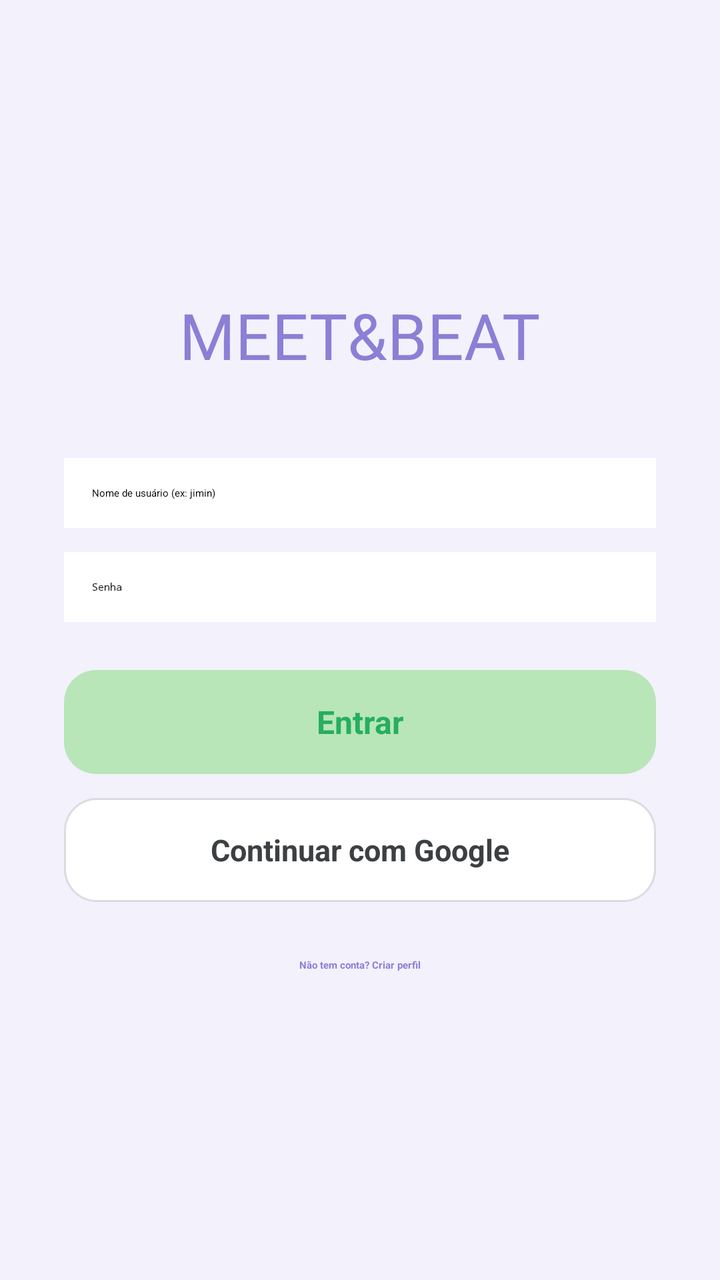
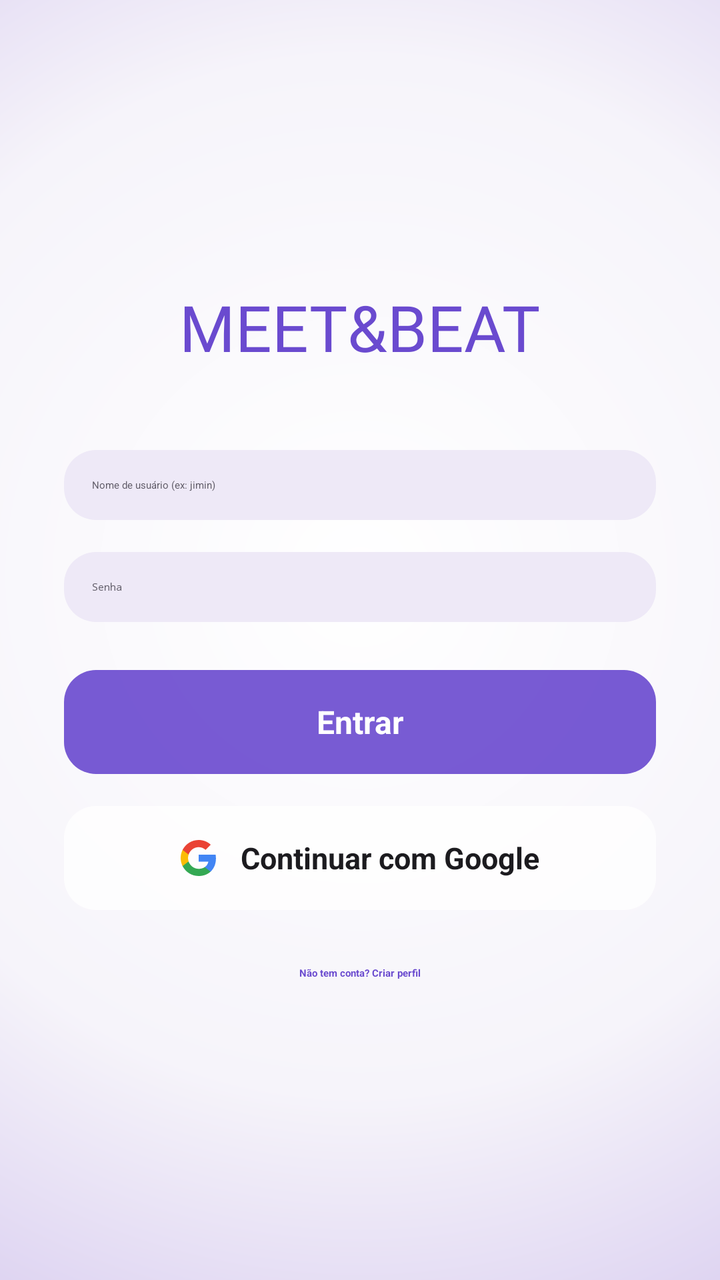

An Android layout rendered at two revisions. The XML below is the earlier revision; the diff shows what the commit changed to produce the second picture.
<!-- AndroidManifest.xml: activity theme Theme.MeetBeat.Splash -->
<!-- res/layout/activity_login.xml -->
<?xml version="1.0" encoding="utf-8"?>
<LinearLayout xmlns:android="http://schemas.android.com/apk/res/android"
    android:layout_width="match_parent"
    android:layout_height="match_parent"
    android:orientation="vertical"
    android:gravity="center"
    android:background="@color/purple_light"
    android:padding="32dp">

    <TextView
        android:layout_width="wrap_content"
        android:layout_height="wrap_content"
        android:text="MEET&amp;BEAT"
        android:textColor="@color/purple_primary"
        android:textSize="32sp"
        android:fontFamily="@font/antonio_bold"
        android:layout_marginBottom="40dp" />

    <EditText
        android:id="@+id/editNomeLogin"
        android:layout_width="match_parent"
        android:layout_height="wrap_content"
        android:background="@color/card_background"
        android:padding="14dp"
        android:hint="Nome de usuário (ex: jimin)" />

    <EditText
        android:id="@+id/editSenhaLogin"
        android:layout_width="match_parent"
        android:layout_height="wrap_content"
        android:background="@color/card_background"
        android:padding="14dp"
        android:layout_marginTop="12dp"
        android:hint="Senha"
        android:inputType="textPassword" />

    <TextView
        android:id="@+id/btnEntrar"
        android:layout_width="match_parent"
        android:layout_height="52dp"
        android:layout_marginTop="24dp"
        android:background="@drawable/bg_button_accept"
        android:gravity="center"
        android:text="Entrar"
        android:textColor="#27AE60"
        android:textStyle="bold"
        android:textSize="16sp"
        android:clickable="true"
        android:focusable="true" />

    <TextView
        android:id="@+id/btnLoginGoogle"
        android:layout_width="match_parent"
        android:layout_height="52dp"
        android:layout_marginTop="12dp"
        android:background="@drawable/bg_button_google"
        android:gravity="center"
        android:text="Continuar com Google"
        android:textColor="#3C4043"
        android:textStyle="bold"
        android:textSize="15sp"
        android:clickable="true"
        android:focusable="true" />

    <TextView
        android:id="@+id/btnIrParaCadastro"
        android:layout_width="wrap_content"
        android:layout_height="wrap_content"
        android:layout_marginTop="20dp"
        android:text="Não tem conta? Criar perfil"
        android:textColor="@color/purple_primary"
        android:textStyle="bold"
        android:padding="8dp"
        android:clickable="true"
        android:focusable="true" />

</LinearLayout>
<!-- resources referenced by this layout -->
<resources>
  <color name="card_background">#FFFFFF</color>
  <color name="purple_light">#F3F1FB</color>
  <color name="purple_primary">#8B7FD6</color>
  <!-- drawable bg_button_accept (drawable) -->
  <?xml version="1.0" encoding="utf-8"?>
  <shape xmlns:android="http://schemas.android.com/apk/res/android"
      android:shape="rectangle">
      <solid android:color="@color/accept_green" />
      <corners android:radius="16dp" />
  </shape>
  <!-- drawable bg_button_google (drawable) -->
  <?xml version="1.0" encoding="utf-8"?>
  <shape xmlns:android="http://schemas.android.com/apk/res/android"
      android:shape="rectangle">
      <solid android:color="#FFFFFF" />
      <stroke android:width="1dp" android:color="#DADCE0" />
      <corners android:radius="16dp" />
  </shape>
  <style name="Theme.MeetBeat.Splash" parent="Theme.SplashScreen">
          <item name="windowSplashScreenBackground">@color/purple_light</item>
          <item name="windowSplashScreenAnimatedIcon">@drawable/ic_mic_logo</item>
          <item name="postSplashScreenTheme">@style/Theme.MeetBeat</item>
      </style>
  <color name="accept_green">#B8E6B8</color>
  <!-- drawable ic_mic_logo: vector/xml drawable (drawable, 6022 chars, omitted) -->
  <style name="Theme.MeetBeat" parent="Base.Theme.MeetBeat" />
  <style name="Base.Theme.MeetBeat" parent="Theme.Material3.DayNight.NoActionBar">
          
          
      </style>
</resources>

<!-- the commit's change to res/layout/activity_login.xml (unified diff, before → after) -->
@@ -4,7 +4,9 @@
     android:layout_height="match_parent"
     android:orientation="vertical"
     android:gravity="center"
-    android:background="@color/purple_light"
+    android:background="@drawable/bg_gradient_login"
+    android:clipChildren="false"
+    android:clipToPadding="false"
     android:padding="32dp">
 
     <TextView
@@ -20,7 +22,10 @@
         android:id="@+id/editNomeLogin"
         android:layout_width="match_parent"
         android:layout_height="wrap_content"
-        android:background="@color/card_background"
+        android:background="@drawable/bg_input_field"
+        android:elevation="2dp"
+        android:textColor="@color/text_dark"
+        android:textColorHint="@color/text_gray"
         android:padding="14dp"
         android:hint="Nome de usuário (ex: jimin)" />
 
@@ -28,9 +33,12 @@
         android:id="@+id/editSenhaLogin"
         android:layout_width="match_parent"
         android:layout_height="wrap_content"
-        android:background="@color/card_background"
+        android:background="@drawable/bg_input_field"
+        android:elevation="2dp"
+        android:textColor="@color/text_dark"
+        android:textColorHint="@color/text_gray"
         android:padding="14dp"
-        android:layout_marginTop="12dp"
+        android:layout_marginTop="16dp"
         android:hint="Senha"
         android:inputType="textPassword" />
 
@@ -40,27 +48,42 @@
         android:layout_height="52dp"
         android:layout_marginTop="24dp"
         android:background="@drawable/bg_button_accept"
+        android:elevation="4dp"
         android:gravity="center"
         android:text="Entrar"
-        android:textColor="#27AE60"
+        android:textColor="@color/vidro_conteudo_claro"
         android:textStyle="bold"
         android:textSize="16sp"
         android:clickable="true"
         android:focusable="true" />
 
-    <TextView
+    <LinearLayout
         android:id="@+id/btnLoginGoogle"
         android:layout_width="match_parent"
         android:layout_height="52dp"
-        android:layout_marginTop="12dp"
+        android:layout_marginTop="16dp"
         android:background="@drawable/bg_button_google"
+        android:elevation="4dp"
+        android:orientation="horizontal"
         android:gravity="center"
-        android:text="Continuar com Google"
-        android:textColor="#3C4043"
-        android:textStyle="bold"
-        android:textSize="15sp"
         android:clickable="true"
-        android:focusable="true" />
+        android:focusable="true">
+
+        <ImageView
+            android:layout_width="18dp"
+            android:layout_height="18dp"
+            android:src="@drawable/ic_google_logo" />
+
+        <TextView
+            android:layout_width="wrap_content"
+            android:layout_height="wrap_content"
+            android:layout_marginStart="12dp"
+            android:text="Continuar com Google"
+            android:textColor="@color/text_dark"
+            android:textStyle="bold"
+            android:textSize="15sp" />
+
+    </LinearLayout>
 
     <TextView
         android:id="@+id/btnIrParaCadastro"
<!-- resource entries referenced after the edit -->
@@ -1,29 +1,75 @@
 <!-- resources referenced by this layout -->
 <resources>
-  <color name="card_background">#FFFFFF</color>
-  <color name="purple_light">#F3F1FB</color>
-  <color name="purple_primary">#8B7FD6</color>
+  <color name="card_background">#EEE9F7</color>
+  <color name="purple_light">#F6F4FA</color>
+  <color name="purple_primary">#6A4ACF</color>
+  <color name="text_dark">#1C1B1F</color>
+  <color name="text_gray">#5E5A66</color>
+  <color name="vidro_conteudo_claro">#FFFFFFFF</color>
   <!-- drawable bg_button_accept (drawable) -->
   <?xml version="1.0" encoding="utf-8"?>
   <shape xmlns:android="http://schemas.android.com/apk/res/android"
       android:shape="rectangle">
-      <solid android:color="@color/accept_green" />
+      <solid android:color="@color/vidro_fundo_intenso" />
       <corners android:radius="16dp" />
   </shape>
   <!-- drawable bg_button_google (drawable) -->
   <?xml version="1.0" encoding="utf-8"?>
   <shape xmlns:android="http://schemas.android.com/apk/res/android"
       android:shape="rectangle">
-      <solid android:color="#FFFFFF" />
-      <stroke android:width="1dp" android:color="#DADCE0" />
+      <solid android:color="@color/vidro_fundo" />
       <corners android:radius="16dp" />
   </shape>
+  <!-- drawable bg_gradient_login (drawable) -->
+  <?xml version="1.0" encoding="utf-8"?>
+  <shape xmlns:android="http://schemas.android.com/apk/res/android"
+      android:shape="rectangle">
+      <gradient
+          android:type="radial"
+          android:gradientRadius="520dp"
+          android:centerX="0.5"
+          android:centerY="0.45"
+          android:startColor="@color/gradiente_login_centro"
+          android:centerColor="@color/gradiente_login_meio"
+          android:endColor="@color/gradiente_login_borda" />
+  </shape>
+  <!-- drawable bg_input_field (drawable) -->
+  <?xml version="1.0" encoding="utf-8"?>
+  <shape xmlns:android="http://schemas.android.com/apk/res/android"
+      android:shape="rectangle">
+      <solid android:color="@color/card_background" />
+      <corners android:radius="16dp" />
+  </shape>
+  <!-- drawable ic_google_logo (drawable) -->
+  <?xml version="1.0" encoding="utf-8"?>
+  <vector xmlns:android="http://schemas.android.com/apk/res/android"
+      android:width="18dp"
+      android:height="18dp"
+      android:viewportWidth="18"
+      android:viewportHeight="18">
+      <path
+          android:fillColor="#4285F4"
+          android:pathData="M17.64,9.2045c0,-0.6382 -0.0573,-1.2518 -0.1646,-1.8409H9v3.4818h4.8436c-0.2086,1.125 -0.8427,2.0782 -1.7964,2.7159v2.2582h2.9082c1.7018,-1.5673 2.6836,-3.8741 2.6836,-6.615z" />
+      <path
+          android:fillColor="#34A853"
+          android:pathData="M9,18c2.43,0 4.4673,-0.8059 5.9564,-2.1818l-2.9082,-2.2582c-0.8059,0.54 -1.8373,0.8591 -3.0482,0.8591 -2.3441,0 -4.3282,-1.5832 -5.0364,-3.7091H0.9573v2.3318C2.4382,15.9832 5.4818,18 9,18z" />
+      <path
+          android:fillColor="#FBBC05"
+          android:pathData="M3.9636,10.71c-0.18,-0.54 -0.2809,-1.1168 -0.2809,-1.71s0.1009,-1.17 0.2809,-1.71V4.9582H0.9573C0.3477,6.1732 0,7.5477 0,9s0.3477,2.8268 0.9573,4.0418z" />
+      <path
+          android:fillColor="#EA4335"
+          android:pathData="M9,3.5795c1.3214,0 2.5077,0.4541 3.4405,1.3459l2.5818,-2.5818C13.4632,0.8918 11.4259,0 9,0 5.4818,0 2.4382,2.0168 0.9573,4.9582L3.9636,7.29C4.6718,5.1641 6.6559,3.5795 9,3.5795z" />
+  </vector>
   <style name="Theme.MeetBeat.Splash" parent="Theme.SplashScreen">
           <item name="windowSplashScreenBackground">@color/purple_light</item>
           <item name="windowSplashScreenAnimatedIcon">@drawable/ic_mic_logo</item>
           <item name="postSplashScreenTheme">@style/Theme.MeetBeat</item>
       </style>
-  <color name="accept_green">#B8E6B8</color>
+  <color name="vidro_fundo_intenso">#E66A4ACF</color>
+  <color name="vidro_fundo">#CCFFFFFF</color>
+  <color name="gradiente_login_centro">#FFFFFF</color>
+  <color name="gradiente_login_meio">#F6F4FA</color>
+  <color name="gradiente_login_borda">#C9B8EA</color>
   <!-- drawable ic_mic_logo: vector/xml drawable (drawable, 6022 chars, omitted) -->
   <style name="Theme.MeetBeat" parent="Base.Theme.MeetBeat" />
   <style name="Base.Theme.MeetBeat" parent="Theme.Material3.DayNight.NoActionBar">
